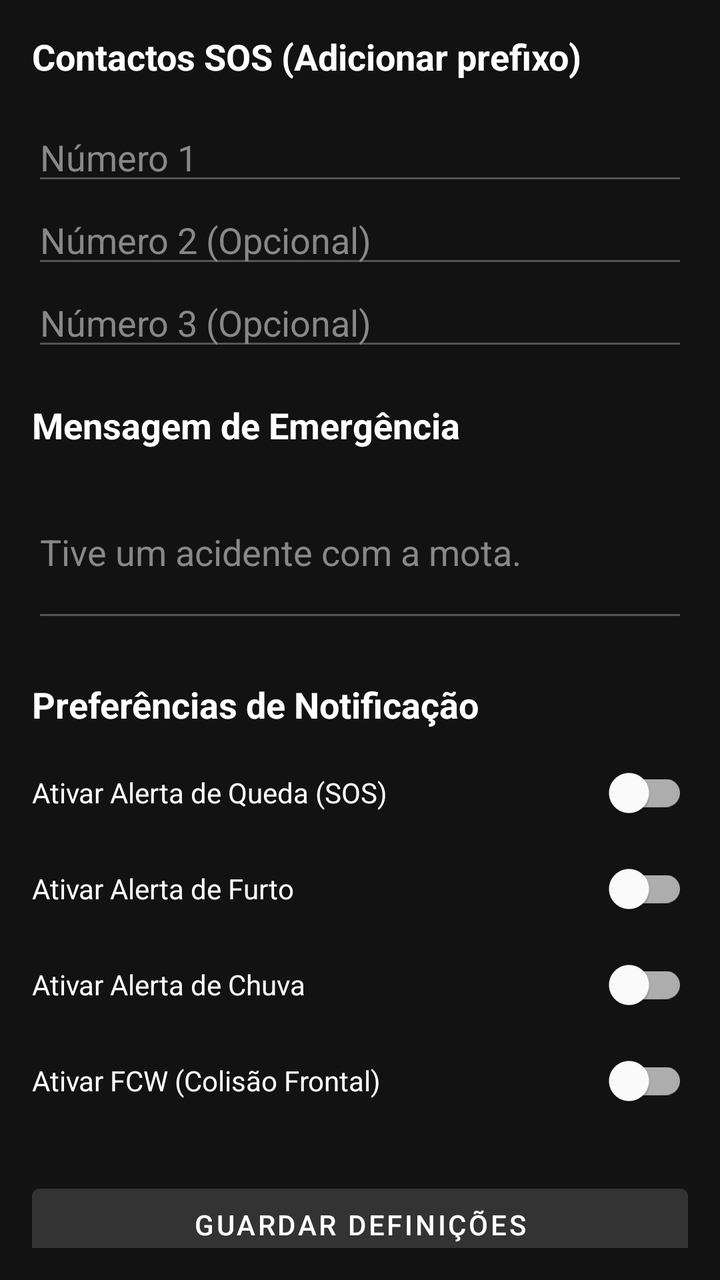
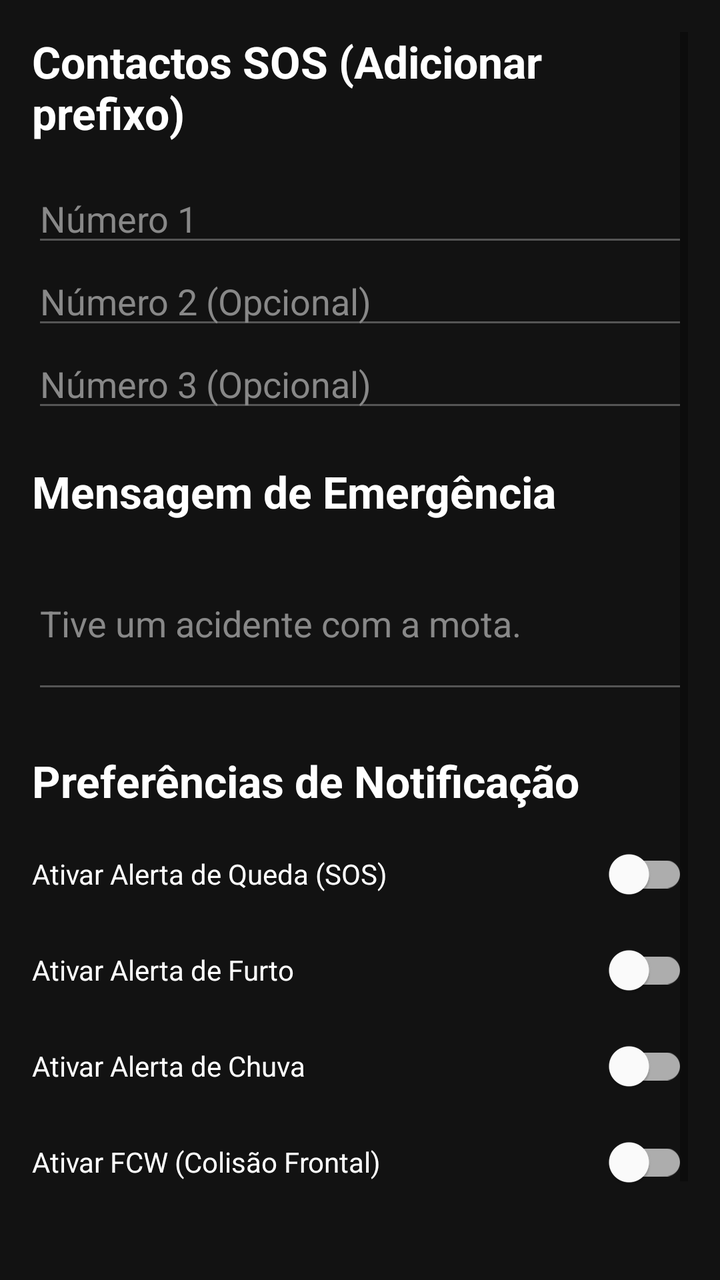

Screens rendered from an Android XML layout before and after an edit, with the pre-edit source and the edit as a unified diff.
<!-- AndroidManifest.xml: application theme Theme.RiderIoT -->
<!-- res/layout/fragment_settings.xml -->
<?xml version="1.0" encoding="utf-8"?>
<ScrollView xmlns:android="http://schemas.android.com/apk/res/android"
    android:layout_width="match_parent"
    android:layout_height="match_parent"
    android:background="#121212"
    android:padding="16dp">

    <LinearLayout
        android:layout_width="match_parent"
        android:layout_height="wrap_content"
        android:orientation="vertical">

        <TextView
            android:layout_width="wrap_content"
            android:layout_height="wrap_content"
            android:text="Contactos SOS (Adicionar prefixo)"
            android:textColor="#FFFFFF"
            android:textStyle="bold"
            android:textSize="18sp"
            android:layout_marginBottom="16dp"/>

        <EditText
            android:id="@+id/etPhone1"
            android:layout_width="match_parent"
            android:layout_height="wrap_content"
            android:hint="Número 1"
            android:textColor="#FFFFFF"
            android:textColorHint="#888888"
            android:inputType="phone"
            android:backgroundTint="#555555"/>

        <EditText
            android:id="@+id/etPhone2"
            android:layout_width="match_parent"
            android:layout_height="wrap_content"
            android:hint="Número 2 (Opcional)"
            android:textColor="#FFFFFF"
            android:textColorHint="#888888"
            android:inputType="phone"
            android:backgroundTint="#555555"/>

        <EditText
            android:id="@+id/etPhone3"
            android:layout_width="match_parent"
            android:layout_height="wrap_content"
            android:hint="Número 3 (Opcional)"
            android:textColor="#FFFFFF"
            android:textColorHint="#888888"
            android:inputType="phone"
            android:backgroundTint="#555555"/>

        <TextView
            android:layout_width="wrap_content"
            android:layout_height="wrap_content"
            android:text="Mensagem de Emergência"
            android:textColor="#FFFFFF"
            android:textStyle="bold"
            android:textSize="18sp"
            android:layout_marginTop="20dp"
            android:layout_marginBottom="8dp"/>

        <EditText
            android:id="@+id/etSosMessage"
            android:layout_width="match_parent"
            android:layout_height="wrap_content"
            android:hint="Tive um acidente com a mota."
            android:textColor="#FFFFFF"
            android:textColorHint="#888888"
            android:inputType="textMultiLine"
            android:lines="3"
            android:backgroundTint="#555555"/>

        <TextView
            android:layout_width="wrap_content"
            android:layout_height="wrap_content"
            android:text="Preferências de Notificação"
            android:textColor="#FFFFFF"
            android:textStyle="bold"
            android:textSize="18sp"
            android:layout_marginTop="24dp"
            android:layout_marginBottom="8dp"/>

        <com.google.android.material.switchmaterial.SwitchMaterial
            android:id="@+id/swAlertFall"
            android:layout_width="match_parent"
            android:layout_height="wrap_content"
            android:text="Ativar Alerta de Queda (SOS)"
            android:textColor="#FFFFFF"/>

        <com.google.android.material.switchmaterial.SwitchMaterial
            android:id="@+id/swAlertTheft"
            android:layout_width="match_parent"
            android:layout_height="wrap_content"
            android:text="Ativar Alerta de Furto"
            android:textColor="#FFFFFF"/>

        <com.google.android.material.switchmaterial.SwitchMaterial
            android:id="@+id/swAlertRain"
            android:layout_width="match_parent"
            android:layout_height="wrap_content"
            android:text="Ativar Alerta de Chuva"
            android:textColor="#FFFFFF"/>

        <com.google.android.material.switchmaterial.SwitchMaterial
            android:id="@+id/swAlertFcw"
            android:layout_width="match_parent"
            android:layout_height="wrap_content"
            android:text="Ativar FCW (Colisão Frontal)"
            android:textColor="#FFFFFF"/>

        <Button
            android:id="@+id/btnSaveSettings"
            android:layout_width="match_parent"
            android:layout_height="wrap_content"
            android:text="Guardar Definições"
            android:layout_marginTop="24dp"
            android:backgroundTint="#333333"
            android:textColor="#FFFFFF"/>

    </LinearLayout>
</ScrollView>
<!-- resources referenced by this layout -->
<resources>
  <style name="Theme.RiderIoT" parent="Theme.MaterialComponents.DayNight.NoActionBar">
          <item name="colorPrimary">@color/white</item>
          <item name="colorPrimaryVariant">@color/white</item>
          <item name="colorSecondary">@color/white</item>
          <item name="colorSecondaryVariant">@color/white</item>
          <item name="colorOnPrimary">@color/white</item>
      </style>
  <color name="white">#FFFFFFFF</color>
</resources>

<!-- the commit's change to res/layout/fragment_settings.xml (unified diff, before → after) -->
@@ -16,7 +16,7 @@
             android:text="Contactos SOS (Adicionar prefixo)"
             android:textColor="#FFFFFF"
             android:textStyle="bold"
-            android:textSize="18sp"
+            android:textSize="22sp"
             android:layout_marginBottom="16dp"/>
 
         <EditText
@@ -55,7 +55,7 @@
             android:text="Mensagem de Emergência"
             android:textColor="#FFFFFF"
             android:textStyle="bold"
-            android:textSize="18sp"
+            android:textSize="22sp"
             android:layout_marginTop="20dp"
             android:layout_marginBottom="8dp"/>
 
@@ -76,7 +76,7 @@
             android:text="Preferências de Notificação"
             android:textColor="#FFFFFF"
             android:textStyle="bold"
-            android:textSize="18sp"
+            android:textSize="22sp"
             android:layout_marginTop="24dp"
             android:layout_marginBottom="8dp"/>
 
